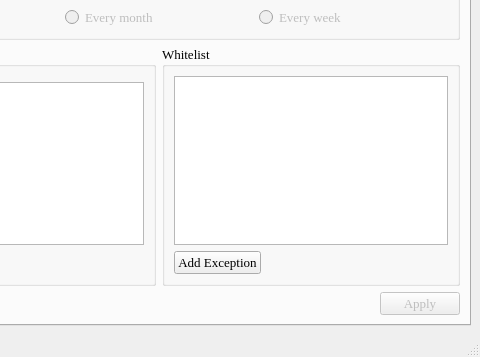
Qt form pgl/pgl-gui.qt/ui/main_window.ui (okyes/peerguardian) before a commit; both pictures show x 162 to 642 and y 183 to 540 of the 642 by 540 pixel window.
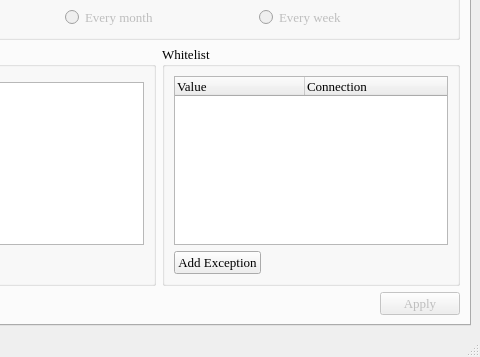
The same form after that commit. Icons and pictures are not drawn.

Commit message: Set back the header on the QTreeWidget of whitelisted items and added another column for the type of connection (in, out or fwd).

What changed in the file:
```diff
--- a/pgl/pgl-gui.qt/ui/main_window.ui
+++ b/pgl/pgl-gui.qt/ui/main_window.ui
@@ -703,14 +703,24 @@
                 <bool>false</bool>
                </property>
                <property name="headerHidden">
-                <bool>true</bool>
+                <bool>false</bool>
                </property>
                <attribute name="headerDefaultSectionSize">
-                <number>90</number>
+                <number>130</number>
                </attribute>
                <attribute name="headerMinimumSectionSize">
                 <number>40</number>
                </attribute>
+               <column>
+                <property name="text">
+                 <string>Value</string>
+                </property>
+               </column>
+               <column>
+                <property name="text">
+                 <string>Connection</string>
+                </property>
+               </column>
               </widget>
              </item>
              <item>
```
Left out of the diff: 5 changed lines with no effect on the pictures.
